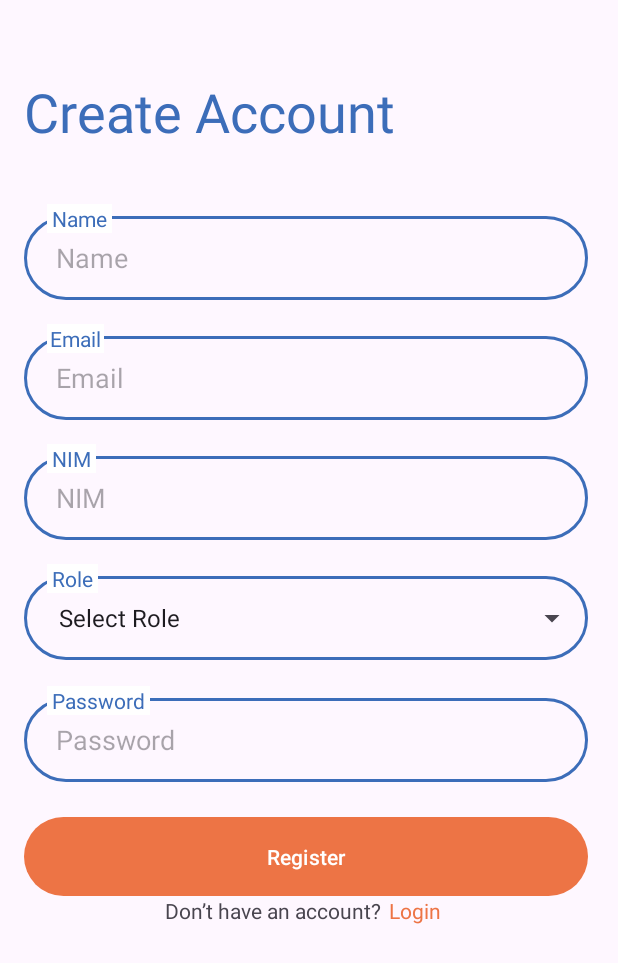
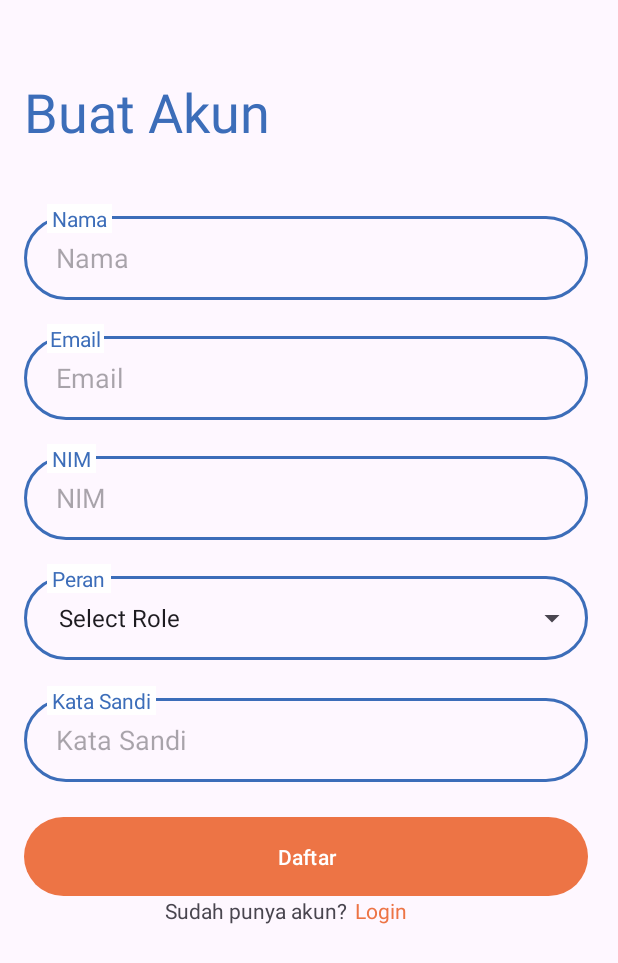
Before and after one commit to maevym/ADABv2, an Android app: the screen it shows after launch (RegisterActivity), on a phone screen of 412 x 824 dp. Shown: the top 963 px of the screen. Run offline under Robolectric (Android 15) with nearby library versions, the phone set to English and light mode, and no system bars.

Commit message:
update regist dan login

```diff
--- a/app/src/main/res/layout/activity_register.xml
+++ b/app/src/main/res/layout/activity_register.xml
@@ -11,7 +11,7 @@
     <TextView
         android:layout_width="wrap_content"
         android:layout_height="wrap_content"
-        android:text="Create Account"
+        android:text="Buat Akun"
         android:layout_marginTop="50dp"
         android:layout_marginLeft="16dp"
         android:textColor="#3C6DB9"
@@ -33,14 +33,14 @@
             android:background="@drawable/format_form"
             android:paddingLeft="21dp"
             android:paddingRight="21dp"
-            android:hint="Name"/>
+            android:hint="Nama"/>
         <TextView
             android:layout_width="wrap_content"
             android:layout_height="wrap_content"
             android:layout_marginLeft="15dp"
             android:layout_marginTop="7dp"
             android:background="#ffffff"
-            android:text=" Name "
+            android:text=" Nama "
             android:textColor="#3C6DB9"/>
     </RelativeLayout>
 
@@ -128,7 +128,7 @@
             android:layout_marginLeft="15dp"
             android:layout_marginTop="7dp"
             android:background="#ffffff"
-            android:text=" Role "
+            android:text=" Peran "
             android:textColor="#3C6DB9"/>
 
     </RelativeLayout>
@@ -150,7 +150,7 @@
             android:background="@drawable/format_form"
             android:paddingLeft="21dp"
             android:paddingRight="21dp"
-            android:hint="Password"
+            android:hint="Kata Sandi"
             android:inputType="textPassword"/>
         <TextView
             android:layout_width="wrap_content"
@@ -158,7 +158,7 @@
             android:layout_marginLeft="15dp"
             android:layout_marginTop="7dp"
             android:background="#ffffff"
-            android:text=" Password "
+            android:text=" Kata Sandi "
             android:textColor="#3C6DB9"/>
     </RelativeLayout>
 
@@ -169,7 +169,7 @@
         android:layout_marginLeft="16dp"
         android:layout_marginRight="20dp"
         android:layout_marginTop="20dp"
-        android:text="Register"
+        android:text="Daftar"
         android:background="@drawable/button_regis_login"
         android:backgroundTint="@color/orange"
         app:backgroundTint="@null"
@@ -186,7 +186,7 @@
             android:layout_width="wrap_content"
             android:layout_height="wrap_content"
             android:layout_marginLeft="110dp"
-            android:text="Don’t have an account?" />
+            android:text="Sudah punya akun?" />
 
         <TextView
             android:id="@+id/buttonLoginInRegister"
```
Also changed, not shown: app/src/main/java/com/example/adabv2/LoginActivity.java (+4 -4 lines), app/src/main/java/com/example/adabv2/RegisterActivity.java (+11 -11 lines), app/src/main/res/layout/activity_login.xml (+5 -5 lines).
